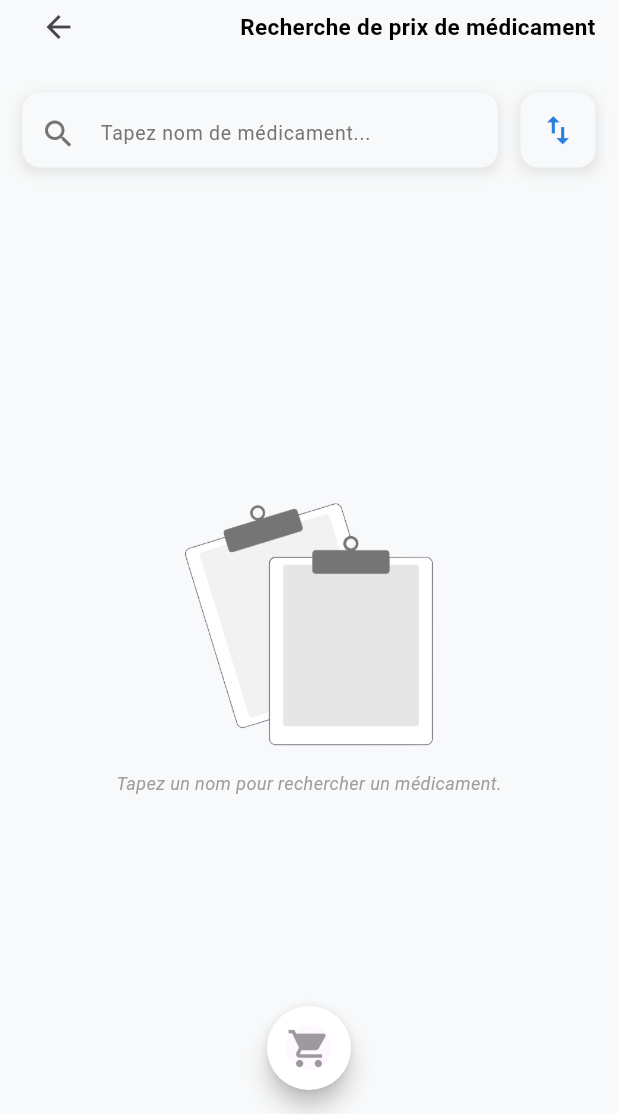
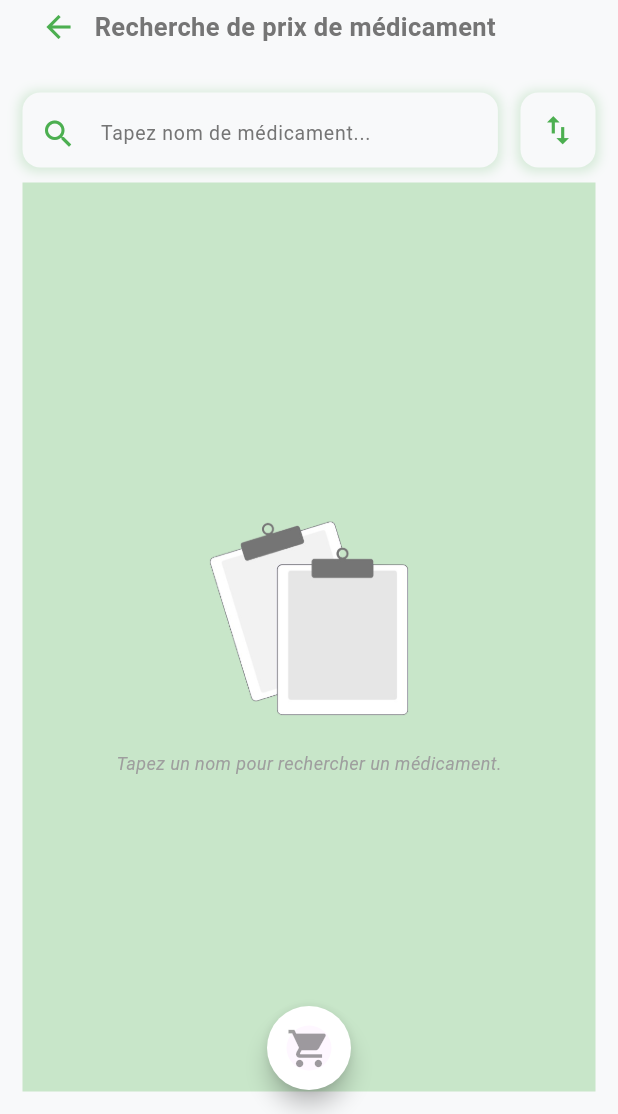
Before and after one commit to Balelee/E-Pharmacy, a Flutter app: the SearchproductView screen opened by its route, after a tap on the "import export" icon, on a phone screen of 412 x 824 dp, the part 122-1236 px from its top. Run offline on Flutter 3.47's test engine with Material 3 defaults, Android fonts, the phone set to English and light mode, and no system bars; drawn by our look-alikes of badges; our stand-ins replace country_code_picker, flutter_dotenv, flutter_svg, get, get_storage, image_picker and 4 more; missing offline and left inert: laravel_echo_null, pusher_client_socket; accounts and stored records are empty; network calls fail.

Commit message:
le design search medicament est retoucher !

```diff
--- a/lib/app/modules/searchproduct/controllers/searchproduct_controller.dart
+++ b/lib/app/modules/searchproduct/controllers/searchproduct_controller.dart
@@ -43,7 +43,7 @@
     DialogHelper.showLoading(
       message: "Patienter...",
       noBkgColor: true,
-      colorProgress: AppColors.primary,
+      colorProgress: Colors.green,
       messageStyle: const TextStyle(fontWeight: FontWeight.bold),
     );
 
@@ -62,22 +62,21 @@
     }
   }
 
-
   void sortByName() {
     isNameAsc.value = !isNameAsc.value;
     products.sort((a, b) => isNameAsc.value
         ? a.productName.compareTo(b.productName)
         : b.productName.compareTo(a.productName));
     iconColor.value = iconColor.value == AppColors.textSecondary
-        ? AppColors.primary
+        ? Colors.green
         : AppColors.textSecondary;
     products.refresh();
   }
 
   void loadMoreProducts() async {
-    if (isLoadingMore.value || !hasMore.value || searchText.value.isEmpty)
+    if (isLoadingMore.value || !hasMore.value || searchText.value.isEmpty) {
       return;
-
+    }
     isLoadingMore.value = true;
     try {
       final nextPage = currentPage.value + 1;
@@ -108,12 +107,11 @@
     }
   }
 
-
   @override
   // ignore: unnecessary_overrides
   void onInit() {
     super.onInit();
-     scrollController.addListener(scrollListener);
+    scrollController.addListener(scrollListener);
   }
 
   @override
--- a/lib/app/modules/searchproduct/views/searchproduct_view.dart
+++ b/lib/app/modules/searchproduct/views/searchproduct_view.dart
@@ -21,14 +21,16 @@
               children: [
                 const SizedBox(height: 60),
                 Row(
-                  mainAxisAlignment: MainAxisAlignment.spaceBetween,
                   children: [
-                    BackButton(onPressed: () => Get.back()),
+                    BackButton(
+                      onPressed: () => Get.back(),
+                      color: Colors.green,
+                    ),
                     const Text(
                       'Recherche de prix de médicament',
                       style: TextStyle(
-                        fontSize: 15,
-                        color: Colors.black,
+                        fontSize: 17,
+                        color: AppColors.textSecondary,
                         fontWeight: FontWeight.bold,
                       ),
                     ),
@@ -47,10 +49,10 @@
                           borderRadius: BorderRadius.circular(12),
                           boxShadow: [
                             BoxShadow(
-                              color: Colors.grey.withOpacity(0.2),
+                              color: Colors.green.withOpacity(0.2),
                               spreadRadius: 2,
                               blurRadius: 6,
-                              offset: Offset(0, 3),
+                              offset: Offset(0, 1),
                             ),
                           ],
                         ),
@@ -71,7 +73,7 @@
                               padding: const EdgeInsets.only(top: 5.0),
                               child: const Icon(
                                 Icons.search,
-                                color: AppColors.textSecondary,
+                                color: Colors.green,
                               ),
                             ),
                             border: OutlineInputBorder(
@@ -94,10 +96,10 @@
                         borderRadius: BorderRadius.circular(12),
                         boxShadow: [
                           BoxShadow(
-                            color: Colors.grey.withOpacity(0.2),
+                            color: Colors.green.withOpacity(0.2),
                             spreadRadius: 2,
                             blurRadius: 6,
-                            offset: Offset(0, 3),
+                            offset: Offset(0, 1),
                           ),
                         ],
                       ),
@@ -117,27 +119,39 @@
                 const SizedBox(height: 10),
                 Expanded(
                   child: controller.searchText.value.trim().isEmpty
-                      ? Column(
+                      ? Container(
+                          color: Colors.green.shade100,
+                          width: Get.width,
+                          child: Column(
                             mainAxisAlignment: MainAxisAlignment.center,
                             crossAxisAlignment: CrossAxisAlignment.center,
                             children: [
-                            Image.asset(
+                              CircleAvatar(
+                                backgroundColor: Colors.green.shade100,
+                                radius: 80,
+                                child: Image.asset(
                                   'assets/images/no_data.png',
-                              width: 200,
                                   fit: BoxFit.contain,
                                 ),
-                            Text(
+                              ),
+                              Padding(
+                                padding: const EdgeInsets.only(top: 8.0),
+                                child: Text(
                                   "Tapez un nom pour rechercher un médicament.",
                                   style: TextStyle(
-                                  fontSize: 12, fontStyle: FontStyle.italic),
+                                    fontSize: 12,
+                                    fontStyle: FontStyle.italic,
+                                  ),
+                                ),
                               )
                             ],
+                          ),
                         )
                       : Container(
                           margin: const EdgeInsets.only(top: 5),
                           padding: const EdgeInsets.symmetric(horizontal: 12),
                           decoration: BoxDecoration(
-                            color: Colors.white,
+                            color: Colors.green.shade100,
                             borderRadius: BorderRadius.circular(10),
                             boxShadow: [
                               BoxShadow(
@@ -179,7 +193,7 @@
                                               width: 20,
                                               height: 20,
                                               child: CircularProgressIndicator(
-                                                color: AppColors.primary,
+                                                color: AppColors.background,
                                               ),
                                             ),
                                           ),
@@ -216,10 +230,9 @@
                                                     children: [
                                                       Text(
                                                         medicament.productName,
-                                                        style: const TextStyle(
+                                                        style: TextStyle(
                                                           fontSize: 16,
-                                                          color:
-                                                              AppColors.primary,
+                                                          color: Colors.green,
                                                           fontWeight:
                                                               FontWeight.bold,
                                                         ),
@@ -241,8 +254,8 @@
                                                             style:
                                                                 const TextStyle(
                                                               fontSize: 16,
-                                                              color: AppColors
-                                                                  .primary,
+                                                              color:
+                                                                  Colors.green,
                                                               fontWeight:
                                                                   FontWeight
                                                                       .bold,
@@ -257,6 +270,8 @@
                                                                 top: 20.0),
                                                         child: CustomButton
                                                             .primaryButton(
+                                                          backgroundColor:
+                                                              Colors.green,
                                                           padding:
                                                               EdgeInsets.all(
                                                                   10),
@@ -269,7 +284,7 @@
                                                                     medicament
                                                                         .toProduct());
                                                             DialogHelper
-                                                                .showInfoSnackbar(
+                                                                .showSuccessSnackbar(
                                                               title: medicament
                                                                   .productName,
                                                               message:
@@ -310,7 +325,7 @@
                                                 Get.find<ProductController>();
                                             cartController.addToCart(
                                                 medicament.toProduct());
-                                            DialogHelper.showInfoSnackbar(
+                                            DialogHelper.showSuccessSnackbar(
                                               title: medicament.productName,
                                               message:
                                                   "a été ajouté au panier.",
@@ -319,11 +334,11 @@
                                           },
                                           icon: const Icon(
                                               Icons.add_circle_rounded,
-                                              color: Colors.blue),
+                                              color: Colors.green),
                                           label: const Text(
                                             "Ajouter",
                                             style:
-                                                TextStyle(color: Colors.blue),
+                                                TextStyle(color: Colors.green),
                                           ),
                                         ),
                                       );
@@ -355,7 +370,7 @@
                 controller.cartController.panierList.length.toString(),
                 style: const TextStyle(color: Colors.white, fontSize: 10),
               ),
-              badgeStyle: badges.BadgeStyle(badgeColor: Get.theme.primaryColor),
+              badgeStyle: badges.BadgeStyle(badgeColor: Colors.green),
               showBadge: controller.cartController.panierList.isNotEmpty,
               child: Icon(
                 Icons.shopping_cart,
--- a/lib/app/utils/helpers/dialog_helper.dart
+++ b/lib/app/utils/helpers/dialog_helper.dart
@@ -61,14 +61,14 @@
 
   // Show a success snackbar
   static void showSuccessSnackbar(
-      {String title = 'Success', required String message}) {
+      {String title = 'Success', required String message, int seconds = 0}) {
     Get.snackbar(
       title.tr,
       message.tr,
       backgroundColor: AppColors.success,
       colorText: Colors.white,
       snackPosition: SnackPosition.TOP,
-      duration: const Duration(seconds: 20),
+      duration: Duration(seconds: seconds),
     );
   }
 
```
Lines whose indentation alone changed are shown as unchanged.
